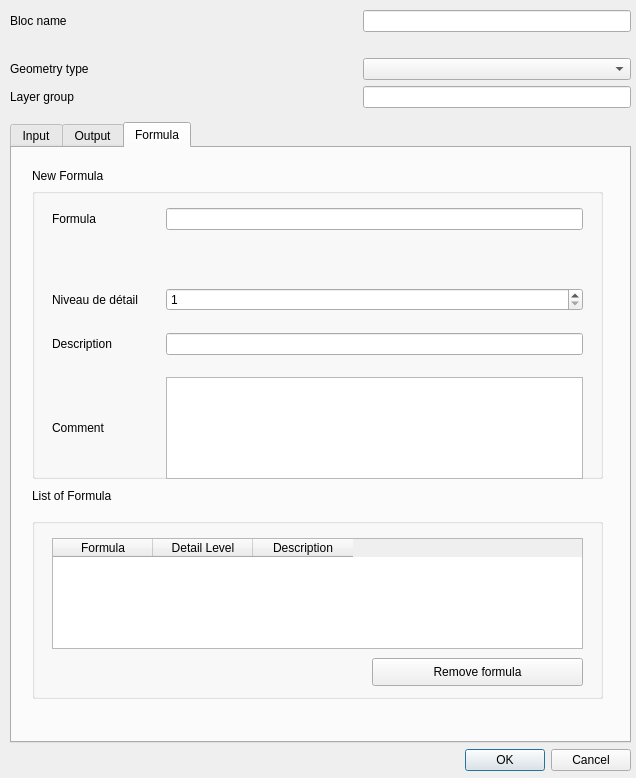
Above: gui/forms/create_bloc.ui from TheophileLaPelouse/cycle before the change. Below: the same form after it.
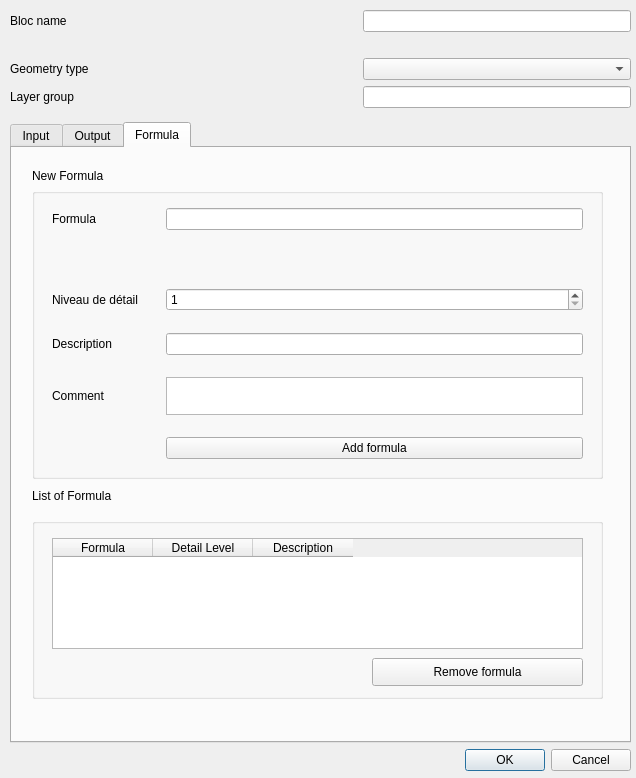
That is the form after the change. The open tabs and pages were chosen to show the change.

Commit message: ça tourne proprement avec les derniers ajouts de design

```diff
--- a/gui/forms/create_bloc.ui
+++ b/gui/forms/create_bloc.ui
@@ -645,7 +645,7 @@
            <x>20</x>
            <y>20</y>
            <width>531</width>
-           <height>315</height>
+           <height>251</height>
           </rect>
          </property>
          <layout class="QGridLayout" name="gridLayout_4">
```
The commit also changes 4 other files.
